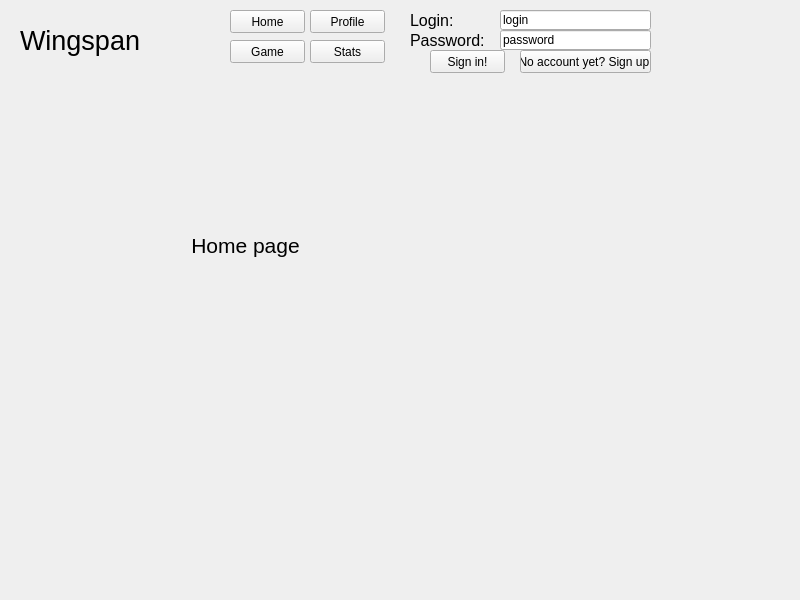
This is Gra/GUI/GUI/GUI.ui in StaryGoryla/Wingspan as Qt 5 draws it before an edit. The edited form follows.
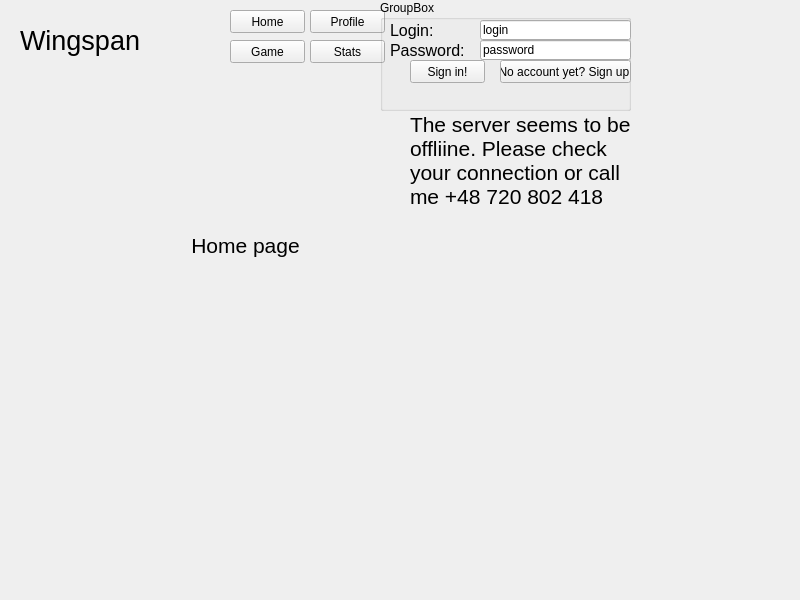
This is the edited form. The open tabs and pages were chosen to show the change.

Diff of the .ui file:
```diff
--- a/Gra/GUI/GUI/GUI.ui
+++ b/Gra/GUI/GUI/GUI.ui
@@ -48,6 +48,27 @@
        <set>Qt::AlignCenter</set>
       </property>
      </widget>
+     <widget class="QLabel" name="status_label">
+      <property name="geometry">
+       <rect>
+        <x>400</x>
+        <y>0</y>
+        <width>221</width>
+        <height>141</height>
+       </rect>
+      </property>
+      <property name="font">
+       <font>
+        <pointsize>16</pointsize>
+       </font>
+      </property>
+      <property name="text">
+       <string>The server seems to be offliine. Please check your connection or call me +48 720 802 418</string>
+      </property>
+      <property name="wordWrap">
+       <bool>true</bool>
+      </property>
+     </widget>
     </widget>
     <widget class="QWidget" name="Game">
      <widget class="QLabel" name="game_label">
@@ -189,42 +210,49 @@
      <string>Wingspan</string>
     </property>
    </widget>
-   <widget class="QLabel" name="login_label">
+   <widget class="QPushButton" name="logout_button">
     <property name="geometry">
      <rect>
-      <x>410</x>
-      <y>10</y>
-      <width>121</width>
-      <height>21</height>
+      <x>510</x>
+      <y>40</y>
+      <width>91</width>
+      <height>31</height>
      </rect>
     </property>
-    <property name="font">
-     <font>
-      <pointsize>12</pointsize>
-     </font>
-    </property>
     <property name="text">
-     <string>Login:</string>
+     <string>Log out!</string>
     </property>
    </widget>
-   <widget class="QLineEdit" name="login_line">
+   <widget class="QGroupBox" name="login_box">
     <property name="geometry">
      <rect>
-      <x>500</x>
-      <y>10</y>
-      <width>151</width>
-      <height>20</height>
+      <x>380</x>
+      <y>0</y>
+      <width>251</width>
+      <height>111</height>
      </rect>
     </property>
+    <property name="title">
+     <string>GroupBox</string>
+    </property>
+    <widget class="QPushButton" name="loginbutton">
+     <property name="geometry">
+      <rect>
+       <x>30</x>
+       <y>60</y>
+       <width>75</width>
+       <height>23</height>
+      </rect>
+     </property>
     <property name="text">
-     <string>login</string>
-    </property>
-   </widget>
-   <widget class="QLineEdit" name="lineEdit">
+      <string>Sign in!</string>
+     </property>
+    </widget>
+    <widget class="QLineEdit" name="password_line">
     <property name="geometry">
      <rect>
-      <x>500</x>
-      <y>30</y>
+       <x>100</x>
+       <y>40</y>
       <width>151</width>
       <height>20</height>
      </rect>
@@ -236,8 +264,8 @@
    <widget class="QLabel" name="password_label">
     <property name="geometry">
      <rect>
-      <x>410</x>
-      <y>30</y>
+       <x>10</x>
+       <y>40</y>
       <width>121</width>
       <height>21</height>
      </rect>
@@ -251,11 +279,29 @@
      <string>Password:</string>
     </property>
    </widget>
+    <widget class="QLabel" name="login_label">
+     <property name="geometry">
+      <rect>
+       <x>10</x>
+       <y>20</y>
+       <width>121</width>
+       <height>21</height>
+      </rect>
+     </property>
+     <property name="font">
+      <font>
+       <pointsize>12</pointsize>
+      </font>
+     </property>
+     <property name="text">
+      <string>Login:</string>
+     </property>
+    </widget>
    <widget class="QPushButton" name="registerbutton">
     <property name="geometry">
      <rect>
-      <x>520</x>
-      <y>50</y>
+       <x>120</x>
+       <y>60</y>
       <width>131</width>
       <height>23</height>
      </rect>
@@ -264,18 +310,19 @@
      <string>No account yet? Sign up!</string>
     </property>
    </widget>
-   <widget class="QPushButton" name="pushButton">
+    <widget class="QLineEdit" name="login_line">
     <property name="geometry">
      <rect>
-      <x>430</x>
-      <y>50</y>
-      <width>75</width>
-      <height>23</height>
+       <x>100</x>
+       <y>20</y>
+       <width>151</width>
+       <height>20</height>
      </rect>
     </property>
     <property name="text">
-     <string>Sign in!</string>
-    </property>
+      <string>login</string>
+     </property>
+    </widget>
    </widget>
   </widget>
  </widget>
```
Left out of the diff: 2 changed lines with no effect on the pictures. Lines whose indentation alone changed are shown as unchanged.
